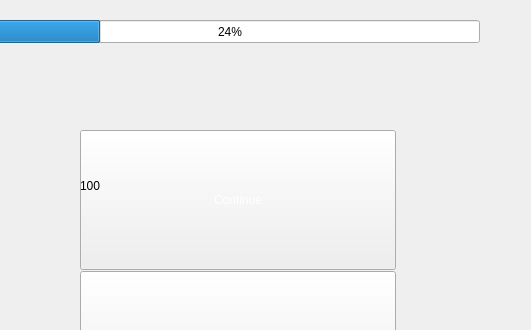
First picture: the form in Encroachment/level1.ui, repository XJulianSalazarX/Proyecto_Final, before the edit; both pictures show x 410 to 941 and y 0 to 330 of the 1280 by 740 pixel window.
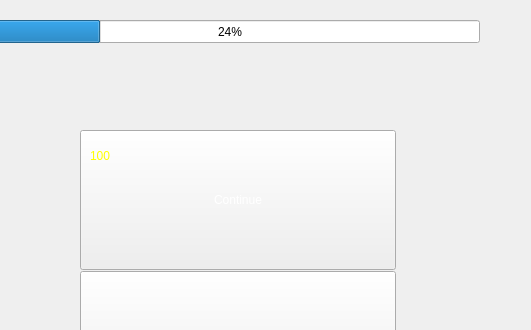
Second picture: the form after the edit. Icons and pictures are not drawn.

Patch:
```diff
--- a/Encroachment/level1.ui
+++ b/Encroachment/level1.ui
@@ -162,14 +162,15 @@
   <widget class="QLabel" name="showScore">
    <property name="geometry">
     <rect>
-     <x>490</x>
-     <y>110</y>
+     <x>500</x>
+     <y>80</y>
      <width>361</width>
      <height>151</height>
     </rect>
    </property>
    <property name="styleSheet">
-    <string notr="true">font: 100pt &quot;MV Boli&quot;;</string>
+    <string notr="true">font: 50pt &quot;MV Boli&quot;;
+color: rgb(255, 255, 0);</string>
    </property>
    <property name="text">
     <string>100</string>
```
